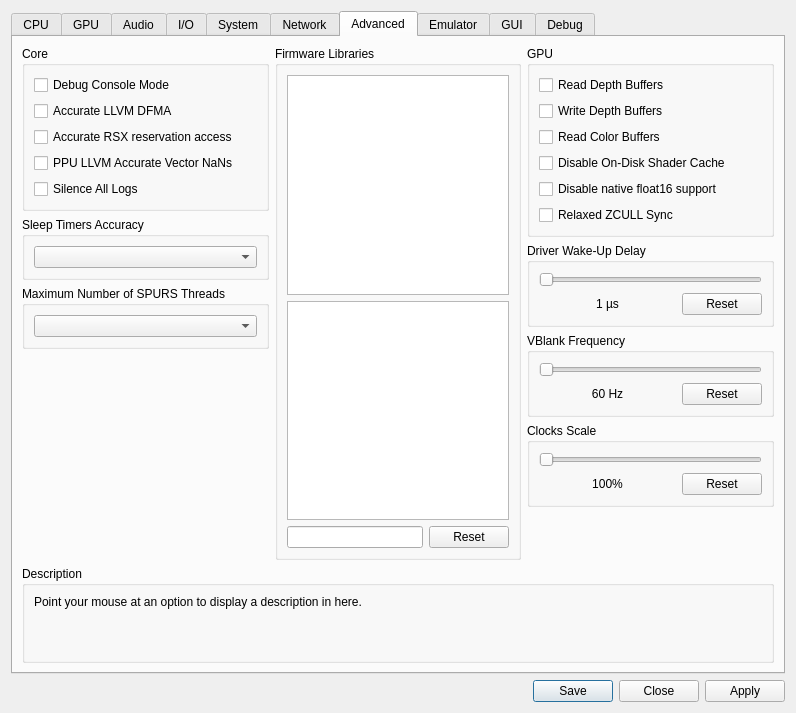
The window that rpcs3/rpcs3qt/settings_dialog.ui (RPCS3/rpcs3) describes before a commit, drawn with Qt 5.
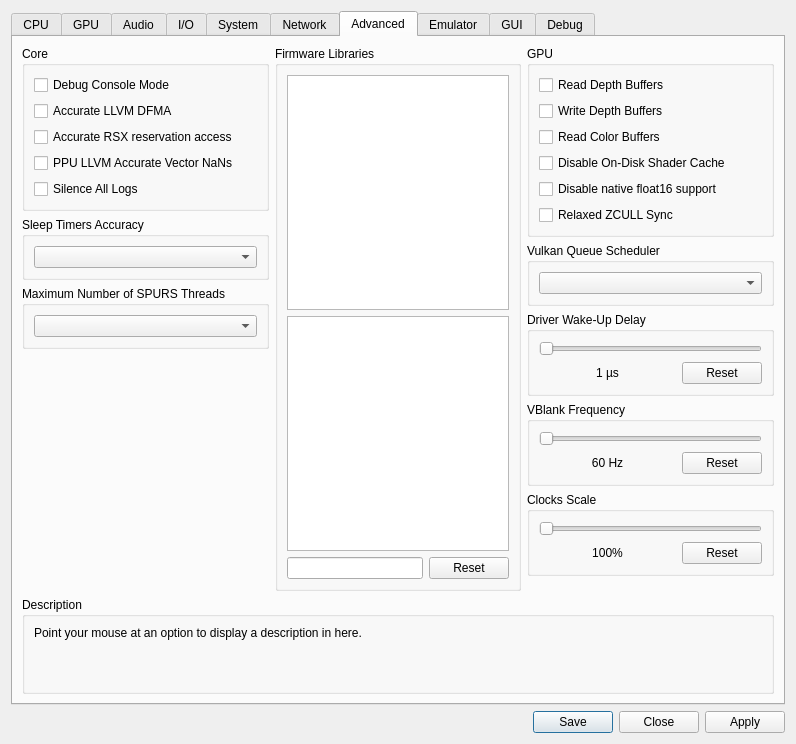
The same window after the commit. The open tabs and pages were chosen to show the change. Icons and pictures are not drawn.

Commit message:
Add asynchronous streaming to the GUI and auto-enable it
- Hopefully not many users are on very weak GPUs

```diff
--- a/rpcs3/rpcs3qt/settings_dialog.ui
+++ b/rpcs3/rpcs3qt/settings_dialog.ui
@@ -10,7 +10,7 @@
     <x>0</x>
     <y>0</y>
     <width>753</width>
-    <height>650</height>
+    <height>730</height>
    </rect>
   </property>
   <property name="sizePolicy">
@@ -2061,6 +2061,25 @@
              </layout>
             </widget>
            </item>
+		   <item>
+		    <widget class="QGroupBox" name="gb_vulkansched">
+             <property name="sizePolicy">
+              <sizepolicy hsizetype="Preferred" vsizetype="Minimum">
+               <horstretch>0</horstretch>
+               <verstretch>0</verstretch>
+              </sizepolicy>
+             </property>
+             <property name="title">
+              <string>Vulkan Queue Scheduler</string>
+             </property>
+             <layout class="QVBoxLayout" name="gb_vksched_layout">
+              <item>
+               <widget class="QComboBox" name="vulkansched">
+               </widget>
+              </item>
+             </layout>
+            </widget>
+		   </item>
            <item>
             <widget class="QGroupBox" name="gb_wakeupDelay">
              <property name="sizePolicy">
@@ -2200,8 +2219,8 @@
              </property>
              <property name="sizeHint" stdset="0">
               <size>
-               <width>0</width>
-               <height>0</height>
+               <width>13</width>
+               <height>13</height>
               </size>
              </property>
             </spacer>
```
Left out of the diff: 9 changed lines with no effect on the pictures. The commit also changes 4 other files.
